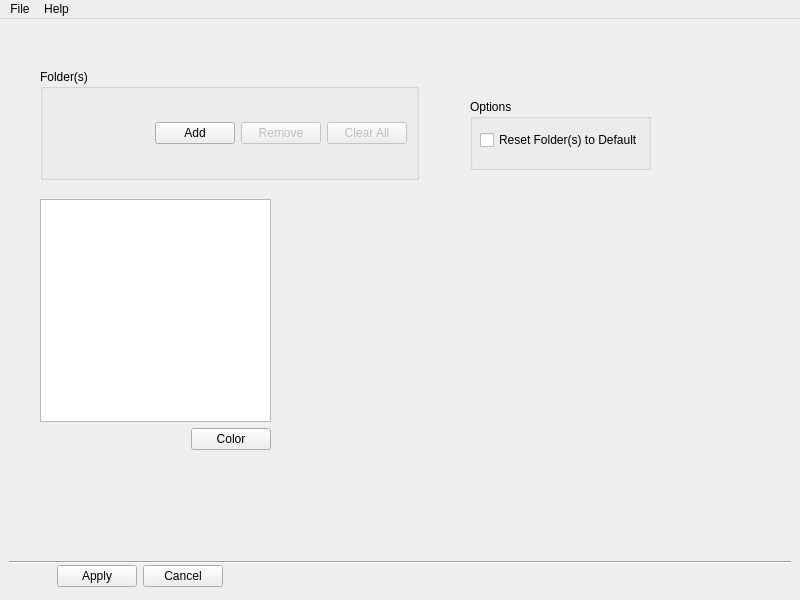
The window that src/mainwindow.ui (ecoates2/folco) describes before a commit, drawn with Qt 5.
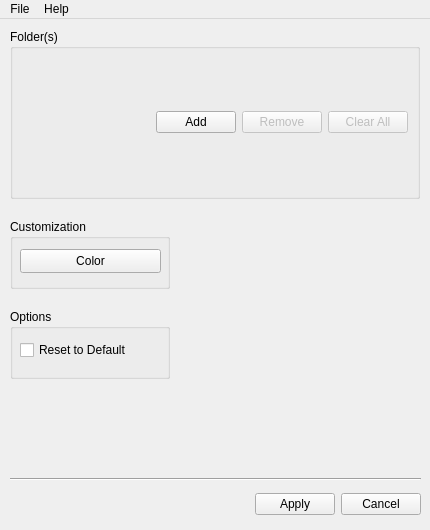
The same window after the commit.

```diff
--- a/src/mainwindow.ui
+++ b/src/mainwindow.ui
@@ -6,8 +6,8 @@
    <rect>
     <x>0</x>
     <y>0</y>
-    <width>800</width>
-    <height>600</height>
+    <width>430</width>
+    <height>530</height>
    </rect>
   </property>
   <property name="windowTitle">
@@ -17,26 +17,13 @@
    <property name="acceptDrops">
     <bool>false</bool>
    </property>
-   <widget class="Line" name="line">
-    <property name="geometry">
-     <rect>
-      <x>9</x>
-      <y>535</y>
-      <width>782</width>
-      <height>16</height>
-     </rect>
-    </property>
-    <property name="orientation">
-     <enum>Qt::Horizontal</enum>
-    </property>
-   </widget>
    <widget class="QWidget" name="horizontalLayoutWidget">
     <property name="geometry">
      <rect>
-      <x>9</x>
-      <y>544</y>
-      <width>214</width>
-      <height>26</height>
+      <x>10</x>
+      <y>470</y>
+      <width>411</width>
+      <height>31</height>
      </rect>
     </property>
     <layout class="QHBoxLayout" name="horizontalLayout_2">
@@ -72,10 +59,10 @@
    <widget class="QGroupBox" name="groupBox">
     <property name="geometry">
      <rect>
-      <x>470</x>
-      <y>80</y>
-      <width>181</width>
-      <height>71</height>
+      <x>10</x>
+      <y>290</y>
+      <width>160</width>
+      <height>70</height>
      </rect>
     </property>
     <property name="title">
@@ -86,22 +73,22 @@
       <rect>
        <x>10</x>
        <y>30</y>
-       <width>171</width>
+       <width>111</width>
        <height>22</height>
       </rect>
      </property>
      <property name="text">
-      <string>Reset Folder(s) to Default</string>
+      <string>Reset to Default</string>
      </property>
     </widget>
    </widget>
    <widget class="QGroupBox" name="dirListGroup">
     <property name="geometry">
      <rect>
-      <x>40</x>
-      <y>50</y>
-      <width>379</width>
-      <height>111</height>
+      <x>10</x>
+      <y>10</y>
+      <width>410</width>
+      <height>170</height>
      </rect>
     </property>
     <property name="acceptDrops">
@@ -157,44 +144,60 @@
      </item>
     </layout>
    </widget>
-   <widget class="QWidget" name="verticalLayoutWidget">
+   <widget class="QGroupBox" name="customizationGroup">
     <property name="geometry">
      <rect>
-      <x>40</x>
-      <y>180</y>
-      <width>231</width>
-      <height>251</height>
+      <x>10</x>
+      <y>200</y>
+      <width>160</width>
+      <height>70</height>
      </rect>
     </property>
-    <layout class="QVBoxLayout" name="previewLayout">
-     <item>
-      <widget class="QGraphicsView" name="graphicsView"/>
-     </item>
-     <item>
-      <layout class="QHBoxLayout" name="horizontalLayout_3">
-       <item>
-        <spacer name="horizontalSpacer_3">
-         <property name="orientation">
-          <enum>Qt::Horizontal</enum>
-         </property>
-         <property name="sizeHint" stdset="0">
-          <size>
-           <width>40</width>
-           <height>20</height>
-          </size>
-         </property>
-        </spacer>
-       </item>
-       <item>
-        <widget class="QPushButton" name="pushButton_3">
-         <property name="text">
-          <string>Color</string>
-         </property>
-        </widget>
-       </item>
-      </layout>
-     </item>
-    </layout>
+    <property name="title">
+     <string>Customization</string>
+    </property>
+    <widget class="QPushButton" name="selectColorButton">
+     <property name="geometry">
+      <rect>
+       <x>10</x>
+       <y>30</y>
+       <width>141</width>
+       <height>24</height>
+      </rect>
+     </property>
+     <property name="text">
+      <string>Color</string>
+     </property>
+    </widget>
+   </widget>
+   <widget class="Line" name="line">
+    <property name="geometry">
+     <rect>
+      <x>10</x>
+      <y>450</y>
+      <width>411</width>
+      <height>20</height>
+     </rect>
+    </property>
+    <property name="orientation">
+     <enum>Qt::Horizontal</enum>
+    </property>
+   </widget>
+   <widget class="QLabel" name="previewLabel">
+    <property name="geometry">
+     <rect>
+      <x>190</x>
+      <y>200</y>
+      <width>230</width>
+      <height>230</height>
+     </rect>
+    </property>
+    <property name="text">
+     <string/>
+    </property>
+    <property name="scaledContents">
+     <bool>true</bool>
+    </property>
    </widget>
   </widget>
   <widget class="QMenuBar" name="menubar">
@@ -202,7 +205,7 @@
     <rect>
      <x>0</x>
      <y>0</y>
-     <width>800</width>
+     <width>430</width>
      <height>21</height>
     </rect>
    </property>
```
Left out of the diff: 14 changed lines with no effect on the pictures.
